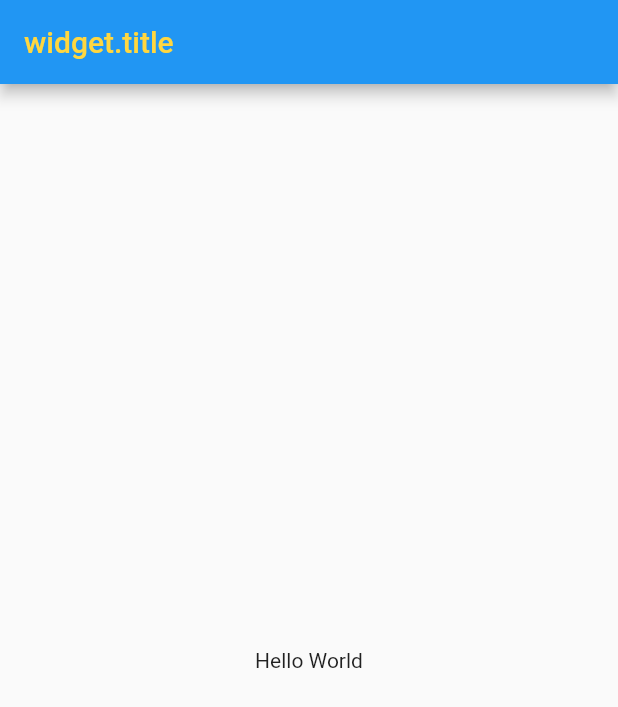
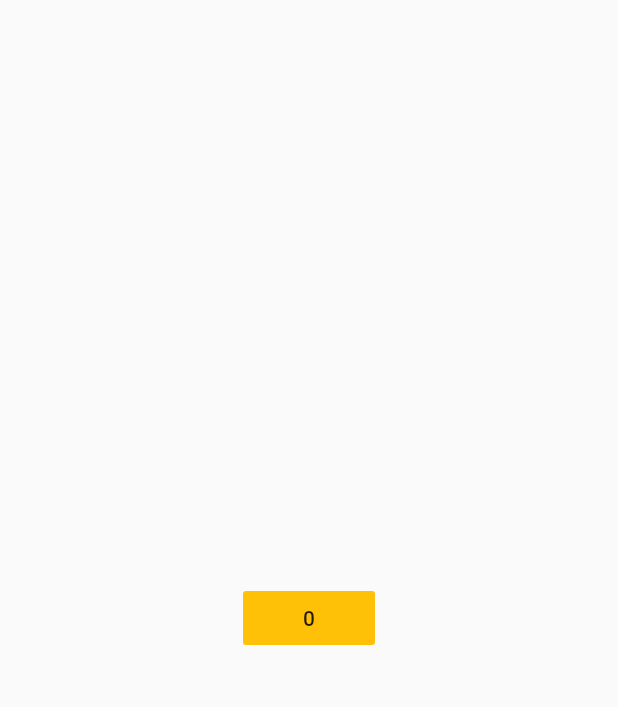
Before and after one commit to egidiocs/flutter-fireship-firebase-quizzap, a Flutter app: the screen it shows after launch, on a phone screen of 412 x 824 dp. Shown: the top 707 px of the screen. Run offline on Flutter 3.47's test engine with Material 2 defaults, Android fonts, the phone set to English and light mode, and no system bars.

Commit message:
widgets-stateful-stateless

```diff
--- a/lib/main.dart
+++ b/lib/main.dart
@@ -3,37 +3,54 @@ import 'package:flutter/material.dart';
 void main() => runApp(MyApp());
 
 class MyApp extends StatelessWidget {
-  // This widget is the root of your application.
+  // This widget is the root of your application
+
   @override
   Widget build(BuildContext context) {
     return MaterialApp(
-      title: 'Flutter Demo',
-      theme: ThemeData(
-        primarySwatch: Colors.blue,
-      ),
       home: Scaffold(
-        appBar: AppBar(
-          title: Text(
-            "widget.title",
-            style: TextStyle(color: Colors.amberAccent),
-          ),
-        ),
-        body: AwesomePage(),
+        body: MyFirstWidget(),
       ),
     );
   }
 }
 
-class AwesomePage extends StatelessWidget {
-  const AwesomePage({
-    Key key,
-  }) : super(key: key);
+class MyFirstWidget extends StatefulWidget {
+  final Color color;
+
+  const MyFirstWidget({Key key, this.color = Colors.amber}) : super(key: key);
+
+  @override
+  _MyFirstWidgetState createState() => _MyFirstWidgetState();
+}
+
+class _MyFirstWidgetState extends State<MyFirstWidget> {
+  int count = 0;
+
+  @override
+  void initState() {
+    // TODO: implement initState
+    super.initState();
+  }
+
+  @override
+  void dispose() {
+    // TODO: implement dispose
+    super.dispose();
+  }
 
   @override
   Widget build(BuildContext context) {
     return Center(
-      child: Container(
-        child: Text("Hello World"),
+      //child: Container(width: 50, height: 50, color: widget.color),
+      child: FlatButton(
+        child: Text('$count'),
+        color: widget.color,
+        onPressed: () {
+          setState(() {
+            count++;
+          });
+        },
       ),
     );
   }
```
